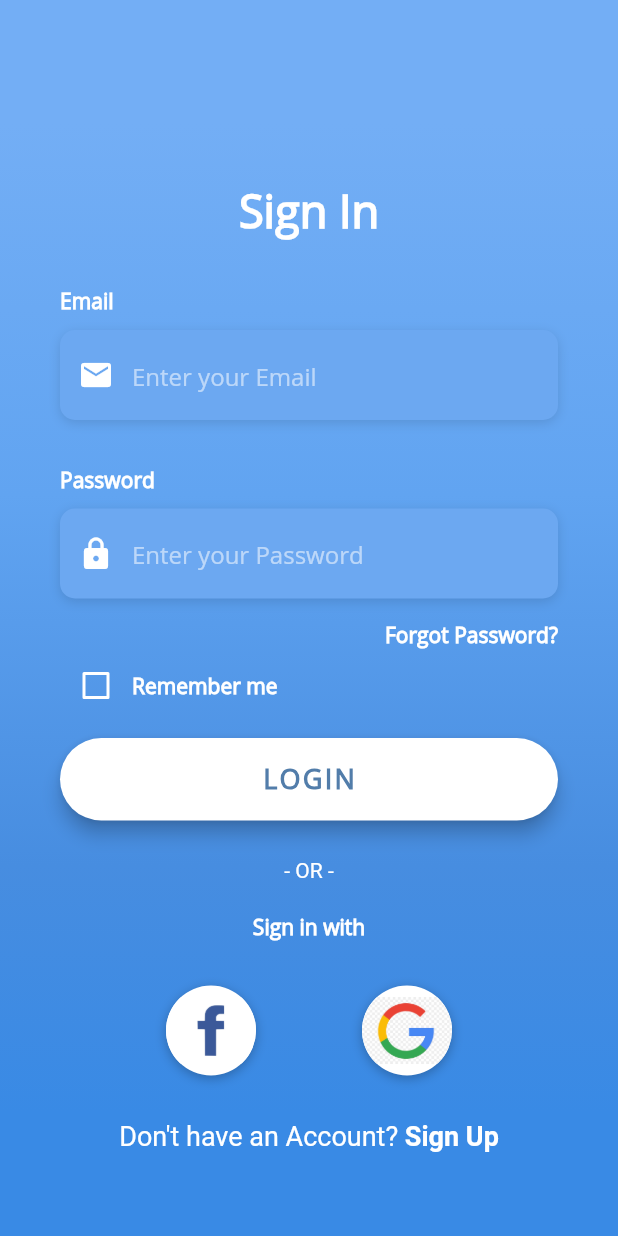
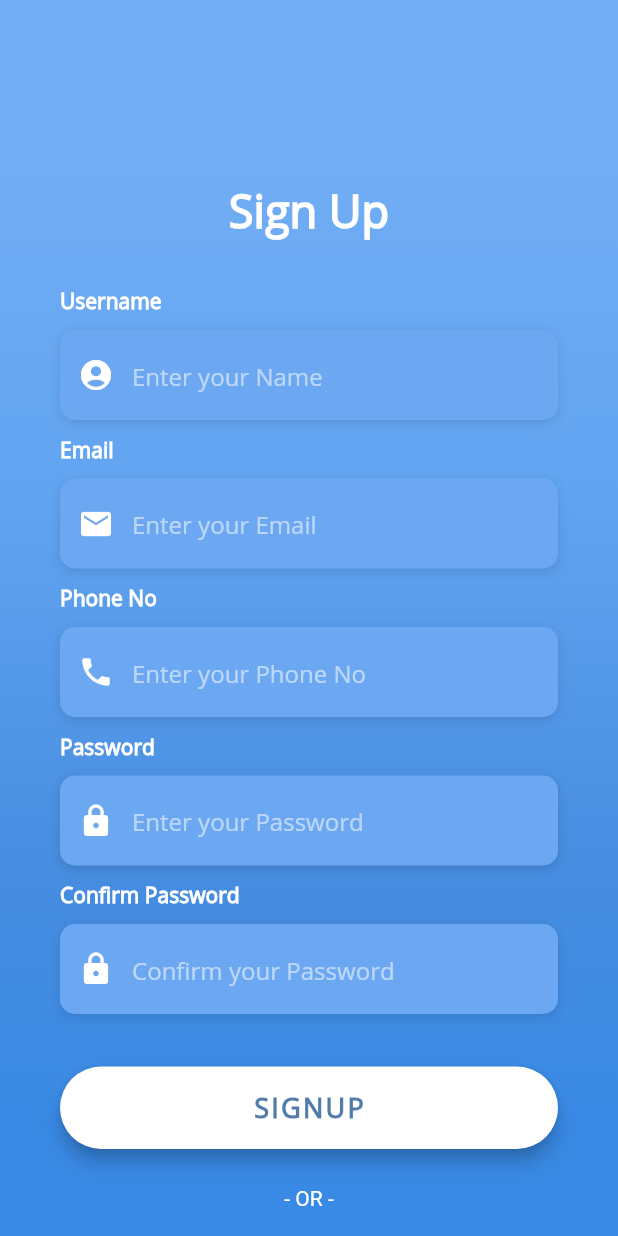
Before and after one commit to muhammad-bilal-1/Academic-LMS, a Flutter app: the SignupScreen screen opened directly, on a phone screen of 412 x 824 dp. Run offline on Flutter 3.47's test engine with Material 2 defaults, Android fonts, the phone set to English and light mode, and no system bars.

Commit message:
SIGNUP almost ready

```diff
--- a/academy_lms/lib/main.dart
+++ b/academy_lms/lib/main.dart
@@ -1,5 +1,6 @@
 import 'package:flutter/material.dart';
 import 'package:flutter_login_ui/screens/login_screen.dart';
+import 'package:flutter_login_ui/screens/signup.dart';
 
 void main() => runApp(MyApp());
 
@@ -8,9 +9,9 @@ class MyApp extends StatelessWidget {
   @override
   Widget build(BuildContext context) {
     return MaterialApp(
-      title: 'Flutter Login UI',
+      title: 'LMS ACADMEY',
       debugShowCheckedModeBanner: false,
-      home: LoginScreen(),
+      home: SignupScreen(),
     );
   }
 }
--- a/academy_lms/lib/screens/signup.dart
+++ b/academy_lms/lib/screens/signup.dart
@@ -9,6 +9,42 @@ class SignupScreen extends StatefulWidget {
 
 class _LoginScreenState extends State<SignupScreen> {
   bool _rememberMe = false;
+
+  Widget _buildUsernameTF() {
+    return Column(
+      crossAxisAlignment: CrossAxisAlignment.start,
+      children: <Widget>[
+        Text(
+          'Username',
+          style: kLabelStyle,
+        ),
+        SizedBox(height: 10.0),
+        Container(
+          alignment: Alignment.centerLeft,
+          decoration: kBoxDecorationStyle,
+          height: 60.0,
+          child: TextField(
+            keyboardType: TextInputType.name,
+            style: TextStyle(
+              color: Colors.white,
+              fontFamily: 'OpenSans',
+            ),
+            decoration: InputDecoration(
+              border: InputBorder.none,
+              contentPadding: EdgeInsets.only(top: 14.0),
+              prefixIcon: Icon(
+                Icons.account_circle,
+                color: Colors.white,
+              ),
+              hintText: 'Enter your Name',
+              hintStyle: kHintTextStyle,
+            ),
+          ),
+        ),
+        SizedBox(height: 10.0),
+      ],
+    );
+  }
 
   Widget _buildEmailTF() {
     return Column(
@@ -41,6 +77,43 @@ class _LoginScreenState extends State<SignupScreen> {
             ),
           ),
         ),
+        SizedBox(height: 10.0),
+      ],
+    );
+  }
+
+  Widget _buildPhoneTF() {
+    return Column(
+      crossAxisAlignment: CrossAxisAlignment.start,
+      children: <Widget>[
+        Text(
+          'Phone No',
+          style: kLabelStyle,
+        ),
+        SizedBox(height: 10.0),
+        Container(
+          alignment: Alignment.centerLeft,
+          decoration: kBoxDecorationStyle,
+          height: 60.0,
+          child: TextField(
+            keyboardType: TextInputType.phone,
+            style: TextStyle(
+              color: Colors.white,
+              fontFamily: 'OpenSans',
+            ),
+            decoration: InputDecoration(
+              border: InputBorder.none,
+              contentPadding: EdgeInsets.only(top: 14.0),
+              prefixIcon: Icon(
+                Icons.phone,
+                color: Colors.white,
+              ),
+              hintText: 'Enter your Phone No',
+              hintStyle: kHintTextStyle,
+            ),
+          ),
+        ),
+        SizedBox(height: 10.0),
       ],
     );
   }
@@ -76,48 +149,44 @@ class _LoginScreenState extends State<SignupScreen> {
             ),
           ),
         ),
+        SizedBox(height: 10.0),
       ],
     );
   }
 
-  Widget _buildForgotPasswordBtn() {
-    return Container(
-      alignment: Alignment.centerRight,
-      child: FlatButton(
-        onPressed: () => print('Forgot Password Button Pressed'),
-        padding: EdgeInsets.only(right: 0.0),
-        child: Text(
-          'Forgot Password?',
+  Widget _buildConfirmPasswordTF() {
+    return Column(
+      crossAxisAlignment: CrossAxisAlignment.start,
+      children: <Widget>[
+        Text(
+          'Confirm Password',
           style: kLabelStyle,
         ),
-      ),
-    );
-  }
-
-  Widget _buildRememberMeCheckbox() {
-    return Container(
-      height: 20.0,
-      child: Row(
-        children: <Widget>[
-          Theme(
-            data: ThemeData(unselectedWidgetColor: Colors.white),
-            child: Checkbox(
-              value: _rememberMe,
-              checkColor: Colors.green,
-              activeColor: Colors.white,
-              onChanged: (value) {
-                setState(() {
-                  _rememberMe = value;
-                });
-              },
+        SizedBox(height: 10.0),
+        Container(
+          alignment: Alignment.centerLeft,
+          decoration: kBoxDecorationStyle,
+          height: 60.0,
+          child: TextField(
+            obscureText: true,
+            style: TextStyle(
+              color: Colors.white,
+              fontFamily: 'OpenSans',
+            ),
+            decoration: InputDecoration(
+              border: InputBorder.none,
+              contentPadding: EdgeInsets.only(top: 14.0),
+              prefixIcon: Icon(
+                Icons.lock,
+                color: Colors.white,
+              ),
+              hintText: 'Confirm your Password',
+              hintStyle: kHintTextStyle,
             ),
           ),
-          Text(
-            'Remember me',
-            style: kLabelStyle,
-          ),
-        ],
-      ),
+        ),
+        SizedBox(height: 10.0),
+      ],
     );
   }
 
@@ -127,14 +196,14 @@ class _LoginScreenState extends State<SignupScreen> {
       width: double.infinity,
       child: RaisedButton(
         elevation: 5.0,
-        onPressed: () => print('Login Button Pressed'),
+        onPressed: () => print('SignUp Button Pressed'),
         padding: EdgeInsets.all(15.0),
         shape: RoundedRectangleBorder(
           borderRadius: BorderRadius.circular(30.0),
         ),
         color: Colors.white,
         child: Text(
-          'LOGIN',
+          'SIGNUP',
           style: TextStyle(
             color: Color(0xFF527DAA),
             letterSpacing: 1.5,
@@ -159,7 +228,7 @@ class _LoginScreenState extends State<SignupScreen> {
         ),
         SizedBox(height: 20.0),
         Text(
-          'Sign in with',
+          'Signup with',
           style: kLabelStyle,
         ),
       ],
@@ -220,7 +289,7 @@ class _LoginScreenState extends State<SignupScreen> {
         text: TextSpan(
           children: [
             TextSpan(
-              text: 'Don\'t have an Account? ',
+              text: 'Already have an account? ',
               style: TextStyle(
                 color: Colors.white,
                 fontSize: 18.0,
@@ -228,7 +297,7 @@ class _LoginScreenState extends State<SignupScreen> {
               ),
             ),
             TextSpan(
-              text: 'Sign Up',
+              text: 'Login',
               style: TextStyle(
                 color: Colors.white,
                 fontSize: 18.0,
@@ -279,7 +348,7 @@ class _LoginScreenState extends State<SignupScreen> {
                     mainAxisAlignment: MainAxisAlignment.center,
                     children: <Widget>[
                       Text(
-                        'Sign In',
+                        'Sign Up',
                         style: TextStyle(
                           color: Colors.white,
                           fontFamily: 'OpenSans',
@@ -287,14 +356,14 @@ class _LoginScreenState extends State<SignupScreen> {
                           fontWeight: FontWeight.bold,
                         ),
                       ),
-                      SizedBox(height: 30.0),
-                      _buildEmailTF(),
                       SizedBox(
                         height: 30.0,
                       ),
+                      _buildUsernameTF(),
+                      _buildEmailTF(),
+                      _buildPhoneTF(),
                       _buildPasswordTF(),
-                      _buildForgotPasswordBtn(),
-                      _buildRememberMeCheckbox(),
+                      _buildConfirmPasswordTF(),
                       _buildLoginBtn(),
                       _buildSignInWithText(),
                       _buildSocialBtnRow(),
```
